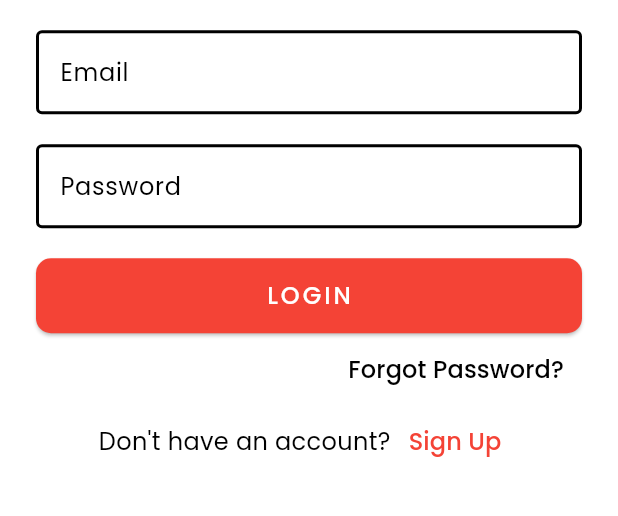
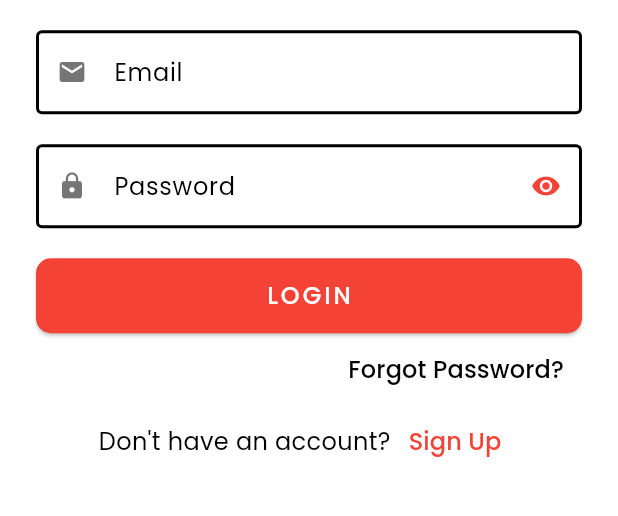
Before and after one commit to sAyusha/Nepal_Red_Drop, a Flutter app: the screen it shows after launch, on a phone screen of 412 x 824 dp, the part 551-1067 px from its top. Run offline on Flutter 3.47's test engine with Material 3 defaults, Android fonts, the phone set to English and light mode, and no system bars; our stand-ins replace google_fonts.

Commit message:
login screen

```diff
--- a/lib/config/router.dart
+++ b/lib/config/router.dart
@@ -1,17 +1,16 @@
 import 'package:flutter/material.dart';
 import 'package:nepal_red_drop/screens/user/login/login.dart';
-import 'package:nepal_red_drop/screens/user/signup/signup.dart';
 
 class AppRoute {
   AppRoute._();
   static const String logInRoute = '/login';
-  static const String signUpRoute = '/signup';
+  // static const String signUpRoute = '/signup';
   static const String homeRoute = '/home';
 
   static Map<String, WidgetBuilder> getApplicationRoute() {
     return {
       logInRoute: (context) => const LoginScreen(),
-      signUpRoute: (context) => const SignUpScreen(),
+      // signUpRoute: (context) => const SignUpScreen(),
       // homeRoute: (context) => const HomePage(),
     };
   }
--- a/lib/screens/user/login/login.dart
+++ b/lib/screens/user/login/login.dart
@@ -1,8 +1,29 @@
 import 'package:flutter/material.dart';
 import 'package:google_fonts/google_fonts.dart';
+import 'package:nepal_red_drop/screens/user/signup/signup.dart';
 
-class LoginScreen extends StatelessWidget {
+class LoginScreen extends StatefulWidget {
   const LoginScreen({super.key});
+
+  @override
+  State<LoginScreen> createState() => _LoginScreenState();
+}
+
+class _LoginScreenState extends State<LoginScreen> {
+  final GlobalKey<FormState> _loginKey = GlobalKey<FormState>();
+
+  final emailController = TextEditingController();
+  final passwordController = TextEditingController();
+
+  bool _obscureText = true;
+
+  @override
+  void dispose() {
+    // TODO: implement dispose
+    emailController.dispose();
+    passwordController.dispose();
+    super.dispose();
+  }
 
   @override
   Widget build(BuildContext context) {
@@ -11,7 +32,9 @@ class LoginScreen extends StatelessWidget {
         margin: const EdgeInsets.symmetric(horizontal: 24.0, vertical: 0.0),
         child: SingleChildScrollView(
           child: SizedBox(
-            height: MediaQuery.of(context).size.height, // take full height of the screen
+            height: MediaQuery.of(context)
+                .size
+                .height, // take full height of the screen
             child: Column(
               mainAxisAlignment: MainAxisAlignment.center,
               crossAxisAlignment: CrossAxisAlignment.center,
@@ -49,13 +72,23 @@ class LoginScreen extends StatelessWidget {
   }
 
   _inputFields(context) {
-    return Column(
+    return Form(
+      key: _loginKey,
+      child: Column(
         children: [
-        TextField(
+          TextFormField(
+            controller: emailController,
+            keyboardType: TextInputType.emailAddress,
             decoration: InputDecoration(
                 labelText: 'Email',
+                // Prefix icon for email
+                prefixIcon: const Icon(
+                  Icons.email,
+                  size: 20,
+                  color: Colors.black54,
+                ),
                 // Bottom border when not focused
-              enabledBorder: OutlineInputBorder(
+                enabledBorder: const OutlineInputBorder(
                   borderSide: BorderSide(color: Colors.black, width: 2),
                 ),
                 // Bottom border when focused
@@ -63,15 +96,45 @@ class LoginScreen extends StatelessWidget {
                   borderSide: BorderSide(color: Colors.red.shade200, width: 2),
                 ),
                 // default bottom border
-              border: OutlineInputBorder()),
+                border: const OutlineInputBorder()),
+            validator: (value) {
+              if (value == null || value.isEmpty) {
+                return 'Please enter your email';
+              } else if (!RegExp(r'^[\w-\.]+@([\w-]+\.)+[\w-]{2,4}$')
+                  .hasMatch(value)) {
+                return 'Please enter a valid email';
+              } else {
+                return null;
+              }
+            },
           ),
           const SizedBox(height: 20),
-        TextField(
-          obscureText: true,
+          TextFormField(
+            controller: passwordController,
+            obscureText: _obscureText,
             decoration: InputDecoration(
                 labelText: 'Password',
+                // Prefix icon for password text
+                prefixIcon: const Icon(
+                  Icons.lock,
+                  size: 20,
+                  color: Colors.black54,
+                ),
+                // Suffix icon for password visibility
+                suffixIcon: IconButton(
+                  onPressed: () {
+                    setState(() {
+                      _obscureText = !_obscureText;
+                    });
+                  },
+                  icon: Icon(
+                    _obscureText ? Icons.visibility : Icons.visibility_off,
+                    color: Colors.red,
+                    size: 20,
+                  ),
+                ),
                 // Border when not focused
-              enabledBorder: OutlineInputBorder(
+                enabledBorder: const OutlineInputBorder(
                   borderSide: BorderSide(color: Colors.black, width: 2),
                 ),
                 // Border when focused
@@ -79,7 +142,20 @@ class LoginScreen extends StatelessWidget {
                   borderSide: BorderSide(color: Colors.red.shade200, width: 2),
                 ),
                 // default border
-              border: OutlineInputBorder()),
+                border: const OutlineInputBorder()),
+            validator: (value) {
+              if (value == null || value.isEmpty) {
+                return 'Please enter your password';
+              } else if (!RegExp(r'^.{8,}$').hasMatch(value)) {
+                return 'Password must be at least 8 characters';
+              } else if (!RegExp(
+                      r'^(?=.*[A-Z])(?=.*\d)(?=.*[@$!%*?&])[A-Za-z\d@$!%*?&]$')
+                  .hasMatch(value)) {
+                return 'Password must contain at least one uppercase letter, lowercase letter, number and special character';
+              } else {
+                return null;
+              }
+            },
           ),
           const SizedBox(height: 20),
           ElevatedButton(
@@ -95,10 +171,12 @@ class LoginScreen extends StatelessWidget {
             ),
             child: Text(
               'LOGIN',
-            style: GoogleFonts.poppins(fontSize: 16, color: Colors.white, letterSpacing: 2.0),
+              style: GoogleFonts.poppins(
+                  fontSize: 16, color: Colors.white, letterSpacing: 2.0),
             ),
           ),
         ],
+      ),
     );
   }
 
@@ -136,7 +214,9 @@ class LoginScreen extends StatelessWidget {
         ),
         TextButton(
           onPressed: () {
-            // Navigator.pushNamed(context, '/register');
+            // navigate using material page route
+            Navigator.push(context,
+                MaterialPageRoute(builder: (context) => const SignUpScreen()));
           },
           child: Text(
             'Sign Up',
```
Lines whose indentation alone changed are shown as unchanged.
